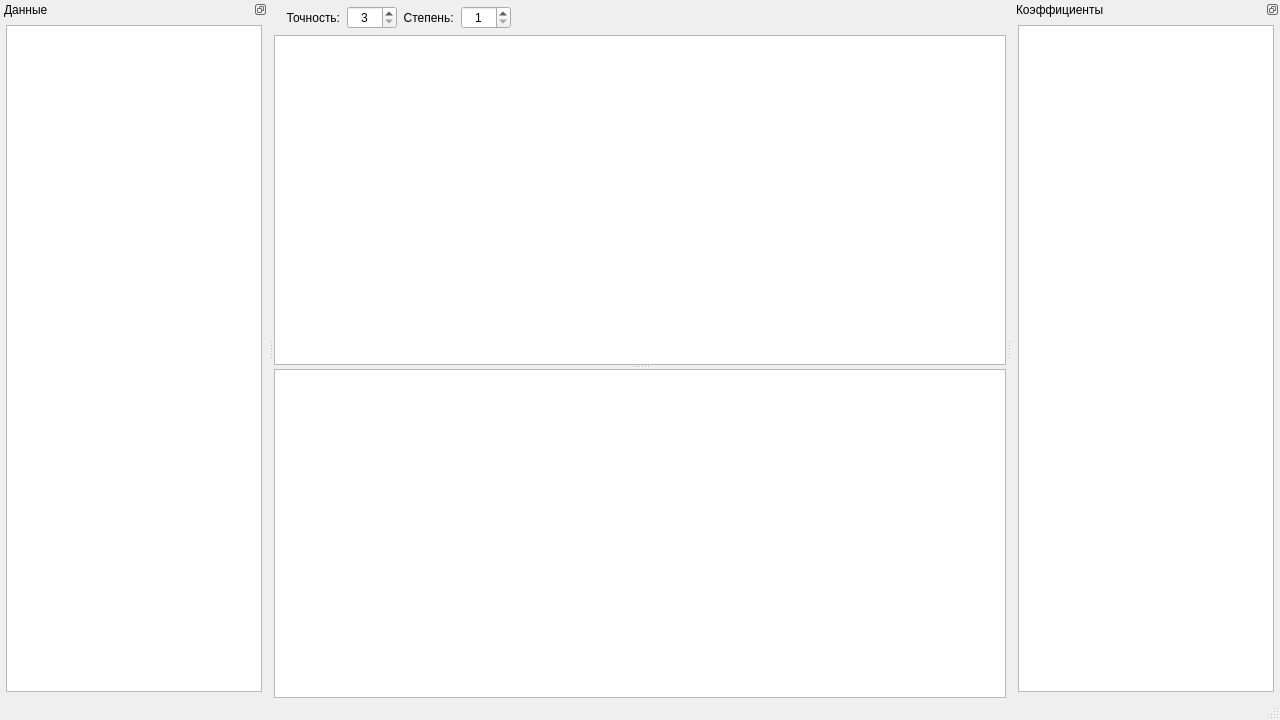
Qt form mainwindow.ui (XRay3D/Polynomial) before a commit.
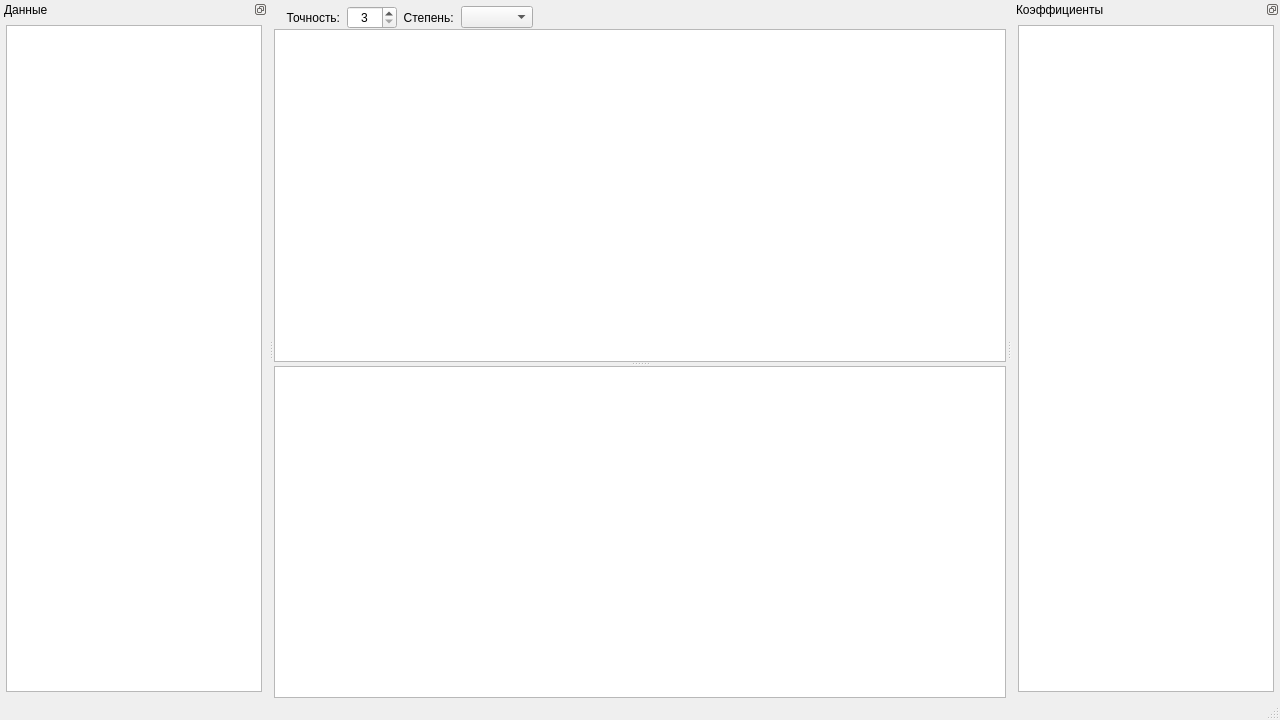
The same form after that commit. Custom widgets are drawn as their Qt base class.

Diff of the .ui file:
```diff
--- a/mainwindow.ui
+++ b/mainwindow.ui
@@ -42,7 +42,7 @@
        <number>6</number>
       </property>
       <property name="bottomMargin">
-       <number>6</number>
+       <number>0</number>
       </property>
       <item>
        <widget class="QLabel" name="label">
@@ -78,22 +78,13 @@
        </widget>
       </item>
       <item>
-       <widget class="QSpinBox" name="sbxDeg">
+       <widget class="QComboBox" name="cbxDegrees">
         <property name="minimumSize">
          <size>
           <width>50</width>
           <height>0</height>
          </size>
         </property>
-        <property name="alignment">
-         <set>Qt::AlignCenter</set>
-        </property>
-        <property name="minimum">
-         <number>1</number>
-        </property>
-        <property name="maximum">
-         <number>32</number>
-        </property>
        </widget>
       </item>
       <item>
@@ -203,6 +194,11 @@
    <extends>QGraphicsView</extends>
    <header>view.h</header>
   </customwidget>
+  <customwidget>
+   <class>TableView</class>
+   <extends>QTableView</extends>
+   <header>tableview.h</header>
+  </customwidget>
  </customwidgets>
  <resources/>
  <connections/>
```
Left out of the diff: 8 changed lines with no effect on the pictures.
